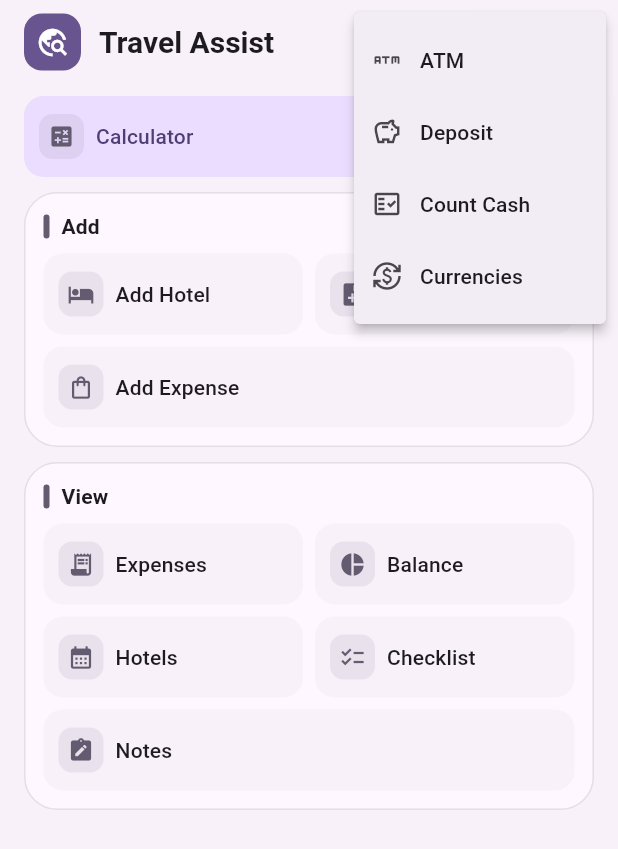
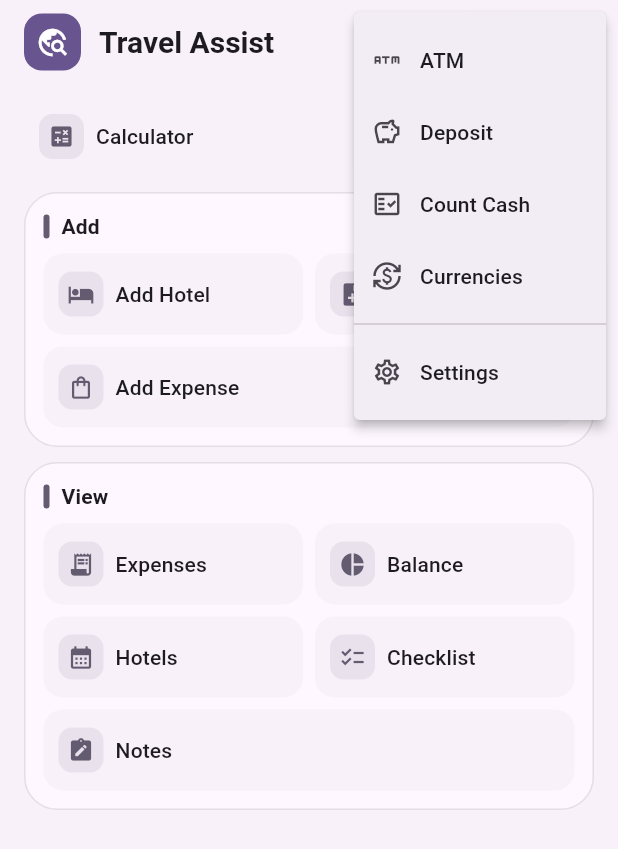
Before and after one commit to snst/travelassist3, a Flutter app: the screen it shows after launch, after a tap on the "more vert" icon, on a phone screen of 412 x 824 dp. Shown: the top 849 px of the screen. Run offline on Flutter 3.47's test engine with Material 3 defaults, Android fonts, the light colour scheme and no system bars; our stand-ins replace drift, drift_flutter, geolocator, shared_preferences; accounts and stored records are empty; generated files the repository leaves out were written again.

Commit message:
home page

```diff
--- a/lib/main.dart
+++ b/lib/main.dart
@@ -1,6 +1,11 @@
+import 'dart:async';
+
 import 'package:flutter/material.dart';
+import 'package:shared_preferences/shared_preferences.dart';
 import 'database/database.dart';
 import 'screens/home_page.dart';
+
+const _darkModePreferenceKey = 'darkModeEnabled';
 
 void main() {
   WidgetsFlutterBinding.ensureInitialized();
@@ -16,6 +21,7 @@ class MyApp extends StatefulWidget {
 
 class _MyAppState extends State<MyApp> {
   late final AppDatabase _database;
+  bool _darkModeEnabled = false;
 
   @override
   void initState() {
@@ -24,6 +30,26 @@ class _MyAppState extends State<MyApp> {
     _database.seedInitialCurrenciesIfEmpty();
     _database.seedInitialTodoItemsIfEmpty();
     _database.seedInitialNotesIfEmpty();
+    unawaited(_loadDarkModePreference());
+  }
+
+  Future<void> _loadDarkModePreference() async {
+    final preferences = await SharedPreferences.getInstance();
+    final darkModeEnabled = preferences.getBool(_darkModePreferenceKey) ?? false;
+    if (mounted) {
+      setState(() => _darkModeEnabled = darkModeEnabled);
+    }
+  }
+
+  Future<void> _setDarkModeEnabled(bool enabled) async {
+    final preferences = await SharedPreferences.getInstance();
+    final saved = await preferences.setBool(_darkModePreferenceKey, enabled);
+    if (!saved) {
+      throw StateError('Failed to save the dark mode preference.');
+    }
+    if (mounted) {
+      setState(() => _darkModeEnabled = enabled);
+    }
   }
 
   @override
@@ -41,7 +67,20 @@ class _MyAppState extends State<MyApp> {
         colorScheme: ColorScheme.fromSeed(seedColor: Colors.deepPurple),
         useMaterial3: true,
       ),
-      home: HomePage(title: 'Travel Assist', database: _database),
+      darkTheme: ThemeData(
+        colorScheme: ColorScheme.fromSeed(
+          seedColor: Colors.deepPurple,
+          brightness: Brightness.dark,
+        ),
+        useMaterial3: true,
+      ),
+      themeMode: _darkModeEnabled ? ThemeMode.dark : ThemeMode.light,
+      home: HomePage(
+        title: 'Travel Assist',
+        database: _database,
+        darkModeEnabled: _darkModeEnabled,
+        onDarkModeChanged: _setDarkModeEnabled,
+      ),
     );
   }
 }
--- a/lib/screens/home_page.dart
+++ b/lib/screens/home_page.dart
@@ -15,6 +15,8 @@ import 'transaction_list_page.dart';
 import 'withdrawal_page.dart';
 
 enum _FeatureKind { add, view }
+
+const _settingsMenuItem = 'settings';
 
 class _Feature {
   final String label;
@@ -66,8 +68,43 @@ final _groups = <_FeatureGroup>[
 class HomePage extends StatelessWidget {
   final String title;
   final AppDatabase database;
+  final bool darkModeEnabled;
+  final Future<void> Function(bool enabled)? onDarkModeChanged;
 
-  const HomePage({super.key, required this.title, required this.database});
+  const HomePage({
+    super.key,
+    required this.title,
+    required this.database,
+    this.darkModeEnabled = false,
+    this.onDarkModeChanged,
+  });
+
+  Future<void> _showSettings(BuildContext context) async {
+    var selectedDarkMode = darkModeEnabled;
+    await showDialog<void>(
+      context: context,
+      builder: (context) => StatefulBuilder(
+        builder: (context, setDialogState) => AlertDialog(
+          title: const Text('Settings'),
+          content: SwitchListTile(
+            contentPadding: EdgeInsets.zero,
+            title: const Text('Dark mode'),
+            value: selectedDarkMode,
+            onChanged: (enabled) async {
+              await onDarkModeChanged?.call(enabled);
+              setDialogState(() => selectedDarkMode = enabled);
+            },
+          ),
+          actions: [
+            TextButton(
+              onPressed: () => Navigator.of(context).pop(),
+              child: const Text('Close'),
+            ),
+          ],
+        ),
+      ),
+    );
+  }
 
   @override
   Widget build(BuildContext context) {
@@ -101,15 +138,21 @@ class HomePage extends StatelessWidget {
         backgroundColor: scheme.surfaceContainerLow,
         surfaceTintColor: Colors.transparent,
         actions: [
-          PopupMenuButton<_Feature>(
+          PopupMenuButton<Object>(
             tooltip: 'Cash tools',
             icon: const Icon(Icons.more_vert),
-            onSelected: (feature) => Navigator.of(context).push(
-              MaterialPageRoute(builder: (_) => feature.builder(database)),
-            ),
+            onSelected: (item) {
+              if (item is _Feature) {
+                Navigator.of(context).push(
+                  MaterialPageRoute(builder: (_) => item.builder(database)),
+                );
+              } else if (item == _settingsMenuItem) {
+                _showSettings(context);
+              }
+            },
             itemBuilder: (context) => [
               for (final feature in _cashTools)
-                PopupMenuItem<_Feature>(
+                PopupMenuItem<Object>(
                   value: feature,
                   child: Row(
                     children: [
@@ -119,6 +162,17 @@ class HomePage extends StatelessWidget {
                     ],
                   ),
                 ),
+              const PopupMenuDivider(),
+              const PopupMenuItem<Object>(
+                value: _settingsMenuItem,
+                child: Row(
+                  children: [
+                    Icon(Icons.settings_outlined, size: 20),
+                    SizedBox(width: 12),
+                    Text('Settings'),
+                  ],
+                ),
+              ),
             ],
           ),
         ],
@@ -139,7 +193,7 @@ class HomePage extends StatelessWidget {
                     child: _FeatureCard(
                       feature: _calculator,
                       accent: scheme.secondary,
-                      prominent: true,
+                      //prominent: true,
                       onTap: () => Navigator.of(context).push(
                         MaterialPageRoute(
                           builder: (_) => _calculator.builder(database),
--- a/pubspec.yaml
+++ b/pubspec.yaml
@@ -40,6 +40,7 @@ dependencies:
   path: ^1.9.0
   url_launcher: ^6.3.0
   geolocator: ^14.0.0
+  shared_preferences: ^2.5.3
 
 dev_dependencies:
   flutter_test:
```
Also changed, not shown: pubspec.lock, 1 other file.
